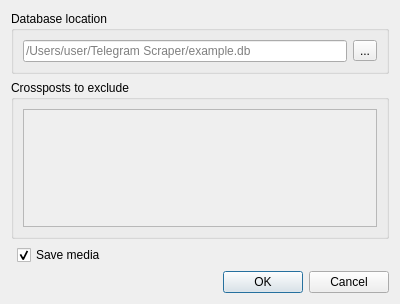
TobiasSchof/Telegram, file GUI/resources/Settings_window.ui: the form before one commit.
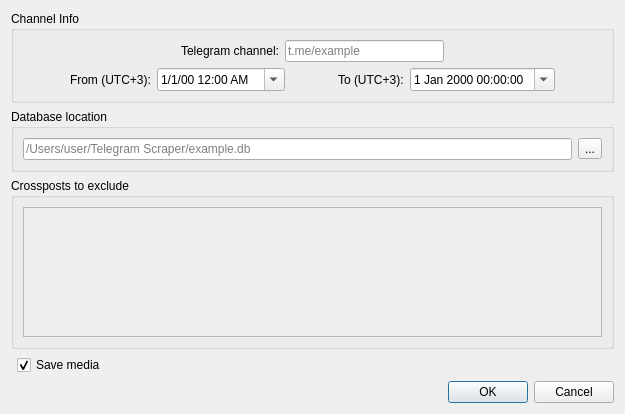
The form after the commit. Icons and pictures are not drawn.

Commit message: Changed GUI to display date, xpost, and reply

Patch:
```diff
--- a/GUI/resources/Settings_window.ui
+++ b/GUI/resources/Settings_window.ui
@@ -6,25 +6,15 @@
    <rect>
     <x>0</x>
     <y>0</y>
-    <width>400</width>
-    <height>304</height>
+    <width>625</width>
+    <height>414</height>
    </rect>
   </property>
   <property name="windowTitle">
    <string>Settings</string>
   </property>
-  <layout class="QGridLayout" name="gridLayout">
-   <item row="2" column="1">
-    <widget class="QCheckBox" name="media_sv">
-     <property name="text">
-      <string>Save media</string>
-     </property>
-     <property name="checked">
-      <bool>true</bool>
-     </property>
-    </widget>
-   </item>
-   <item row="3" column="1">
+  <layout class="QGridLayout" name="gridLayout" rowstretch="0,0,5,0,0" rowminimumheight="0,0,0,0,0">
+   <item row="4" column="1">
     <widget class="QDialogButtonBox" name="buttonBox">
      <property name="focusPolicy">
       <enum>Qt::NoFocus</enum>
@@ -37,7 +27,17 @@
      </property>
     </widget>
    </item>
-   <item row="1" column="0" colspan="2">
+   <item row="3" column="1">
+    <widget class="QCheckBox" name="media_sv">
+     <property name="text">
+      <string>Save media</string>
+     </property>
+     <property name="checked">
+      <bool>true</bool>
+     </property>
+    </widget>
+   </item>
+   <item row="2" column="0" colspan="2">
     <widget class="QGroupBox" name="x_post_grp">
      <property name="title">
       <string>Crossposts to exclude</string>
@@ -59,7 +59,7 @@
           <rect>
            <x>0</x>
            <y>0</y>
-           <width>344</width>
+           <width>569</width>
            <height>98</height>
           </rect>
          </property>
@@ -69,7 +69,7 @@
      </layout>
     </widget>
    </item>
-   <item row="0" column="0" colspan="2">
+   <item row="1" column="0" colspan="2">
     <widget class="QGroupBox" name="db_group">
      <property name="title">
       <string>Database location</string>
@@ -102,6 +102,160 @@
      </layout>
     </widget>
    </item>
+   <item row="0" column="0" colspan="2">
+    <widget class="QGroupBox" name="groupBox">
+     <property name="sizePolicy">
+      <sizepolicy hsizetype="Expanding" vsizetype="Expanding">
+       <horstretch>0</horstretch>
+       <verstretch>0</verstretch>
+      </sizepolicy>
+     </property>
+     <property name="title">
+      <string>Channel Info</string>
+     </property>
+     <layout class="QVBoxLayout" name="verticalLayout_2">
+      <item>
+       <layout class="QHBoxLayout" name="chnl_layout">
+        <item>
+         <spacer name="left_chnl_spacer">
+          <property name="orientation">
+           <enum>Qt::Horizontal</enum>
+          </property>
+          <property name="sizeHint" stdset="0">
+           <size>
+            <width>40</width>
+            <height>20</height>
+           </size>
+          </property>
+         </spacer>
+        </item>
+        <item>
+         <widget class="QLabel" name="chnl_lbl">
+          <property name="maximumSize">
+           <size>
+            <width>16777215</width>
+            <height>25</height>
+           </size>
+          </property>
+          <property name="text">
+           <string>Telegram channel:</string>
+          </property>
+         </widget>
+        </item>
+        <item>
+         <widget class="QLineEdit" name="chnl">
+          <property name="styleSheet">
+           <string notr="true"/>
+          </property>
+          <property name="placeholderText">
+           <string>t.me/example</string>
+          </property>
+         </widget>
+        </item>
+        <item>
+         <spacer name="right_chnl_spacer">
+          <property name="orientation">
+           <enum>Qt::Horizontal</enum>
+          </property>
+          <property name="sizeHint" stdset="0">
+           <size>
+            <width>40</width>
+            <height>20</height>
+           </size>
+          </property>
+         </spacer>
+        </item>
+       </layout>
+      </item>
+      <item>
+       <layout class="QHBoxLayout" name="date_rng_layout">
+        <item>
+         <spacer name="left_date_rng_spacer">
+          <property name="orientation">
+           <enum>Qt::Horizontal</enum>
+          </property>
+          <property name="sizeHint" stdset="0">
+           <size>
+            <width>40</width>
+            <height>20</height>
+           </size>
+          </property>
+         </spacer>
+        </item>
+        <item>
+         <widget class="QLabel" name="date_from_lbl">
+          <property name="maximumSize">
+           <size>
+            <width>16777215</width>
+            <height>25</height>
+           </size>
+          </property>
+          <property name="text">
+           <string>From (UTC+3):</string>
+          </property>
+         </widget>
+        </item>
+        <item>
+         <widget class="QDateTimeEdit" name="date_from">
+          <property name="displayFormat">
+           <string>M/d/yy h:mm AP</string>
+          </property>
+          <property name="calendarPopup">
+           <bool>true</bool>
+          </property>
+         </widget>
+        </item>
+        <item>
+         <spacer name="center_date_rng_spacer">
+          <property name="orientation">
+           <enum>Qt::Horizontal</enum>
+          </property>
+          <property name="sizeHint" stdset="0">
+           <size>
+            <width>40</width>
+            <height>20</height>
+           </size>
+          </property>
+         </spacer>
+        </item>
+        <item>
+         <widget class="QLabel" name="date_to_lbl">
+          <property name="maximumSize">
+           <size>
+            <width>16777215</width>
+            <height>25</height>
+           </size>
+          </property>
+          <property name="text">
+           <string>To (UTC+3):</string>
+          </property>
+         </widget>
+        </item>
+        <item>
+         <widget class="QDateTimeEdit" name="date_to">
+          <property name="calendarPopup">
+           <bool>true</bool>
+          </property>
+         </widget>
+        </item>
+        <item>
+         <spacer name="right_date_rng_spacer">
+          <property name="orientation">
+           <enum>Qt::Horizontal</enum>
+          </property>
+          <property name="sizeHint" stdset="0">
+           <size>
+            <width>40</width>
+            <height>20</height>
+           </size>
+          </property>
+         </spacer>
+        </item>
+       </layout>
+      </item>
+     </layout>
+    </widget>
+   </item>
   </layout>
  </widget>
  <resources>
```
The commit also changes 3 other files.
